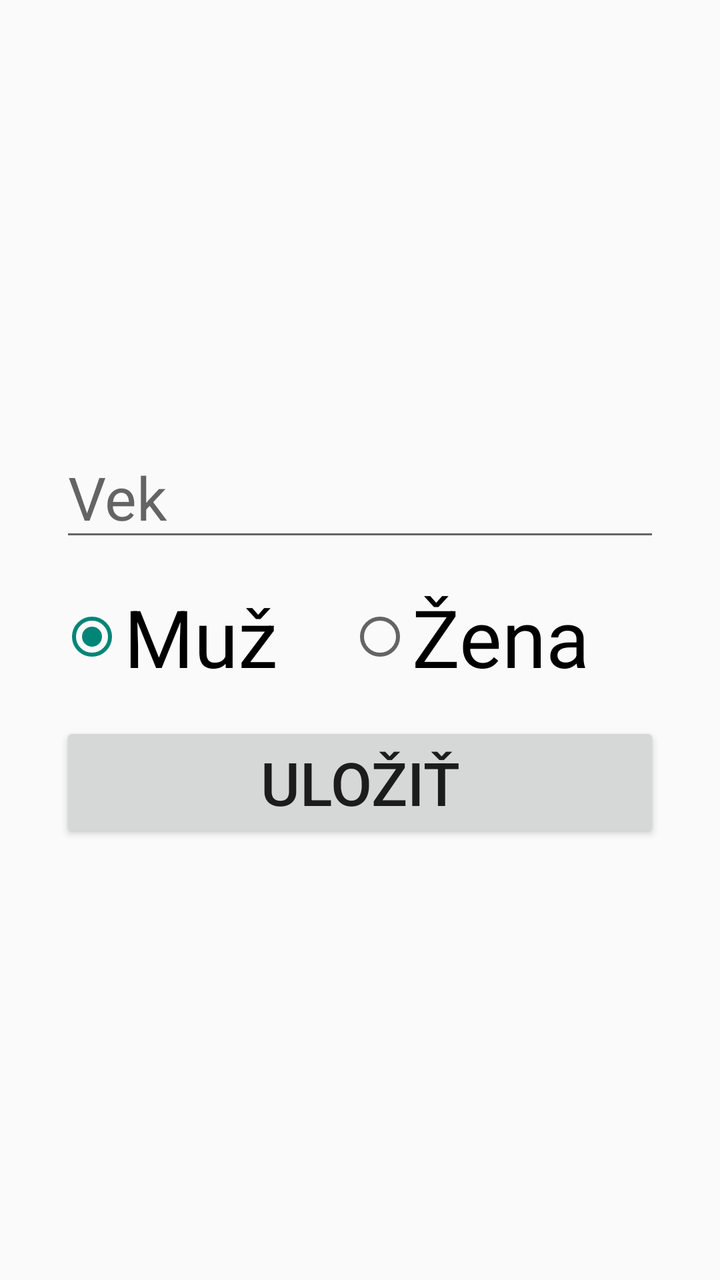
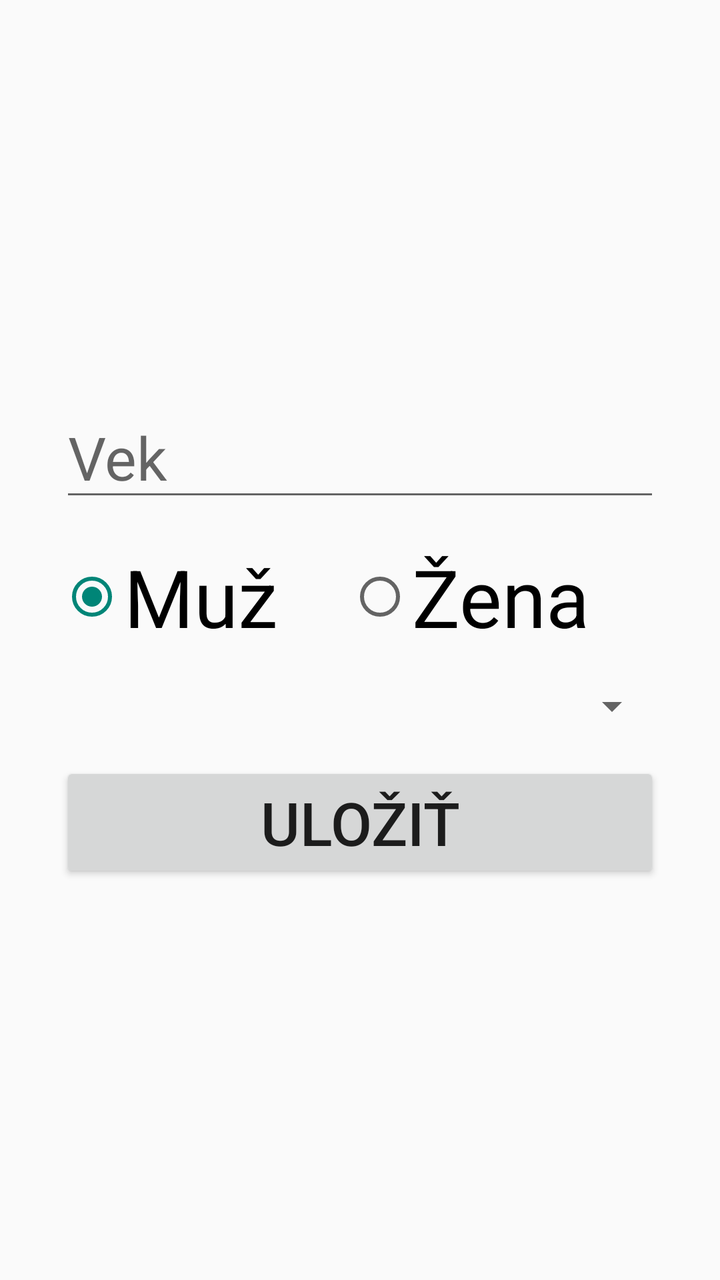

An Android layout rendered at two revisions. The XML below is the earlier revision; the diff shows what the commit changed to produce the second picture.
<!-- AndroidManifest.xml: application theme Theme.DiagnosticApp -->
<!-- res/layout/activity_patient_info.xml -->
<?xml version="1.0" encoding="utf-8"?>
<LinearLayout xmlns:android="http://schemas.android.com/apk/res/android"
    android:layout_width="match_parent"
    android:layout_height="match_parent"
    android:orientation="vertical"
    android:padding="16dp"
    android:gravity="center">

    
    <EditText
        android:id="@+id/et_age"
        android:layout_width="300dp"
        android:layout_height="wrap_content"
        android:textSize="30sp"
        android:hint="Vek"
        android:inputType="number"
        android:layout_marginBottom="16dp"/>

    
    <RadioGroup
        android:id="@+id/radioSexGroup"
        android:layout_width="300dp"
        android:layout_height="wrap_content"
        android:orientation="horizontal"
        android:layout_marginBottom="16dp">

        <RadioButton
            android:id="@+id/radioMale"
            android:layout_width="wrap_content"
            android:layout_height="wrap_content"
            android:layout_weight="1"
            android:textSize="40sp"
            android:text="Muž"
            android:checked="true" />

        <RadioButton
            android:id="@+id/radioFemale"
            android:layout_width="wrap_content"
            android:layout_height="wrap_content"
            android:layout_weight="1"
            android:textSize="40sp"
            android:text="Žena" />

    </RadioGroup>

    
    <Button
        android:id="@+id/btn_save"
        android:layout_width="300dp"
        android:layout_height="wrap_content"
        android:textSize="30sp"
        android:text="Uložiť"
        android:onClick="saveDataAndClose" />

</LinearLayout>
<!-- resources referenced by this layout -->
<resources>
  <style name="Theme.DiagnosticApp" parent="Theme.AppCompat.Light.NoActionBar">
          <item name="colorPrimary">@color/green</item>
          
  
  
      </style>
  <color name="green">#4CAF50</color>
</resources>

<!-- the commit's change to res/layout/activity_patient_info.xml (unified diff, before → after) -->
@@ -43,6 +43,12 @@
 
     </RadioGroup>
 
+    <Spinner
+        android:id="@+id/spinner_options"
+        android:layout_width="300dp"
+        android:layout_height="wrap_content"
+        android:layout_marginBottom="16dp" />
+
     
     <Button
         android:id="@+id/btn_save"
